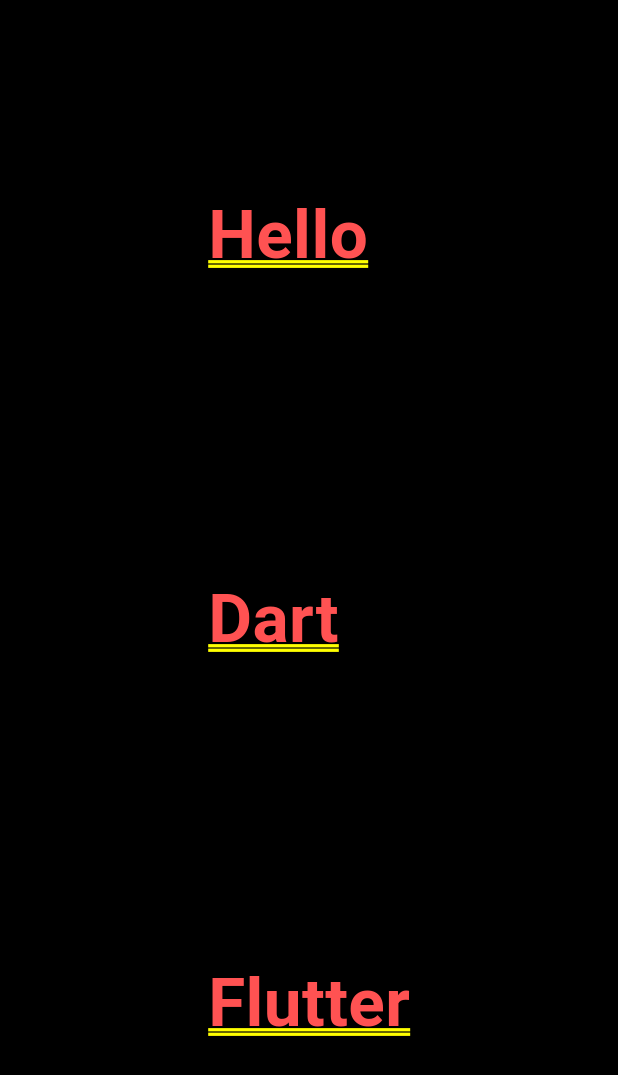
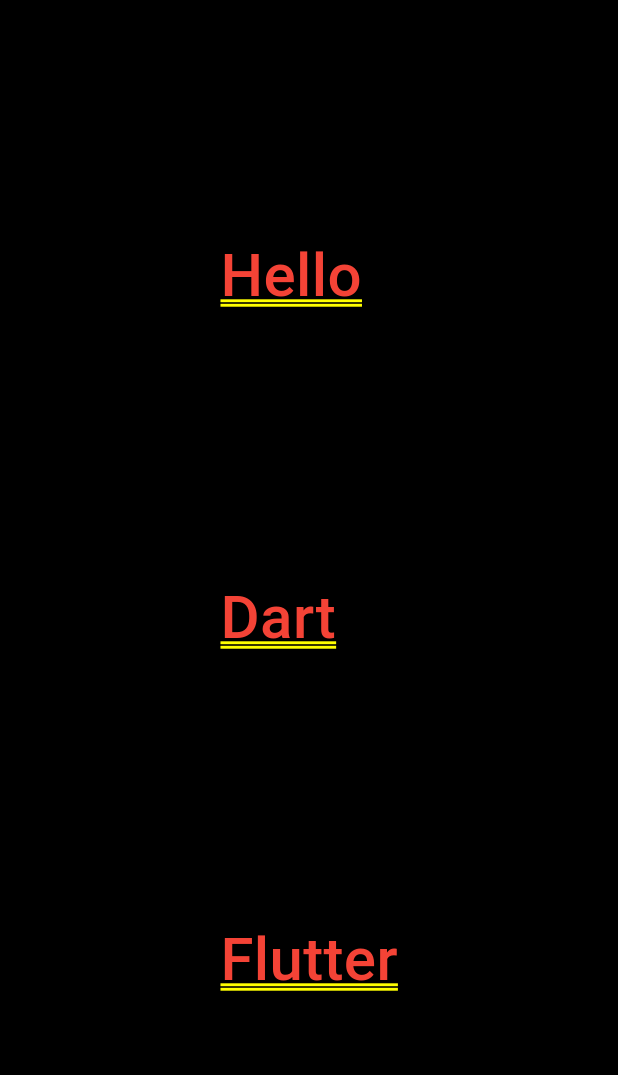
Before and after one commit to sadhana5953/flutter_project, a Flutter app: the screen it shows after launch, on a phone screen of 412 x 824 dp. Shown: the top 1075 px of the screen. Run offline on Flutter 3.47's test engine with Material 3 defaults, Android fonts, the phone set to English and light mode, and no system bars.

Commit message:
21-03-2024

```diff
--- a/lib/main.dart
+++ b/lib/main.dart
@@ -1,35 +1,96 @@
+// todo lecture - 1
 import 'package:flutter/material.dart';
-
 void main() {
-  runApp(const MyApp());
+  return runApp(
+   const  MaterialApp(
+      debugShowCheckedModeBanner: false,
+      title: 'flutter demo app',
+      home: Scaffold(
+        backgroundColor: Colors.black,
+        body: Center(
+          child: Text(
+            'Hello\n\n\n\nDart\n\n\n\nFlutter',
+            style: TextStyle(
+                color: Colors.red,
+                fontSize: 40,
+                fontWeight: FontWeight.w500,
+                decoration: TextDecoration.underline,
+                decorationColor: Colors.yellowAccent,
+                decorationStyle: TextDecorationStyle.double),
+          ),
+        ),
+      ),
+    ),
+  );
 }
 
-//hello world
-class MyApp extends StatelessWidget {
-  const MyApp({super.key});
 
-  // This widget is the root of your application.
-  @override
-  Widget build(BuildContext context) {
-    return const MaterialApp(
-      debugShowCheckedModeBanner: false,
-      title: 'Flutter Demo',
-      home: SafeArea(
-          child: Scaffold(
-        //appBar: (),
-        backgroundColor: Colors.black,
-        body: (Center(
-            child: Text(
-          "Hello\n\n\n\nDart\n\n\n\nFlutter",
-          style: TextStyle(
-              color: Colors.redAccent,
-              fontSize: 45,
-              fontWeight: FontWeight.bold,
-              decoration: TextDecoration.underline,
-              decorationStyle: TextDecorationStyle.double,
-              decorationColor: Colors.yellowAccent),
-        ))),
-      )),
-    );
-  }
-}
+
+// todo lecture - 2
+// import 'package:flutter/material.dart';
+// void main() {
+//   return runApp(
+//     MaterialApp(
+//       debugShowCheckedModeBanner: false,
+//       title: 'flutter demo app',
+//       home: Scaffold(
+//         appBar: AppBar(
+//           centerTitle: true,
+//           backgroundColor: Colors.redAccent,
+//           leading: const Icon(
+//             Icons.menu,
+//             color: Colors.white,
+//             size: 25,
+//           ),
+//           title: const Text(
+//             'Flutter App',
+//             style: TextStyle(
+//                 color: Colors.white, fontWeight: FontWeight.w500, fontSize: 25),
+//           ),
+//         ),
+//         body: const Center(
+//           child: Text(
+//             '\t \t \t Red & White Group of Institutes\nOne Step in Changing Education Chain...',
+//             style: TextStyle(
+//                 color: Colors.redAccent,
+//                 fontSize: 22,
+//                 fontWeight: FontWeight.w500),
+//           ),
+//         ),
+//       ),
+//     ),
+//   );
+// }
+
+
+// todo lecture - 3
+//import 'package:flutter/material.dart';
+// void main() {
+//   return runApp(
+//     MaterialApp(
+//       debugShowCheckedModeBanner: false,
+//       title: 'flutter demo app',
+//       home: Scaffold(
+//         backgroundColor: Colors.black,
+//         appBar: AppBar(
+//           centerTitle: true,
+//           backgroundColor: Colors.amber,
+//           leading:const Icon(Icons.menu),
+//           title:const Text('Flutter App',style: TextStyle(fontWeight: FontWeight.bold),),
+//         ),
+//         body:const Center(
+//           child: Text(
+//             'Red & White',
+//             style: TextStyle(
+//                 color: Colors.redAccent,
+//                 fontSize: 55,
+//                 fontWeight: FontWeight.w500,
+//                 decoration: TextDecoration.underline,
+//                 decorationColor: Colors.amber,
+//                 decorationStyle: TextDecorationStyle.double),
+//           ),
+//         ),
+//       ),
+//     ),
+//   );
+// }
```
